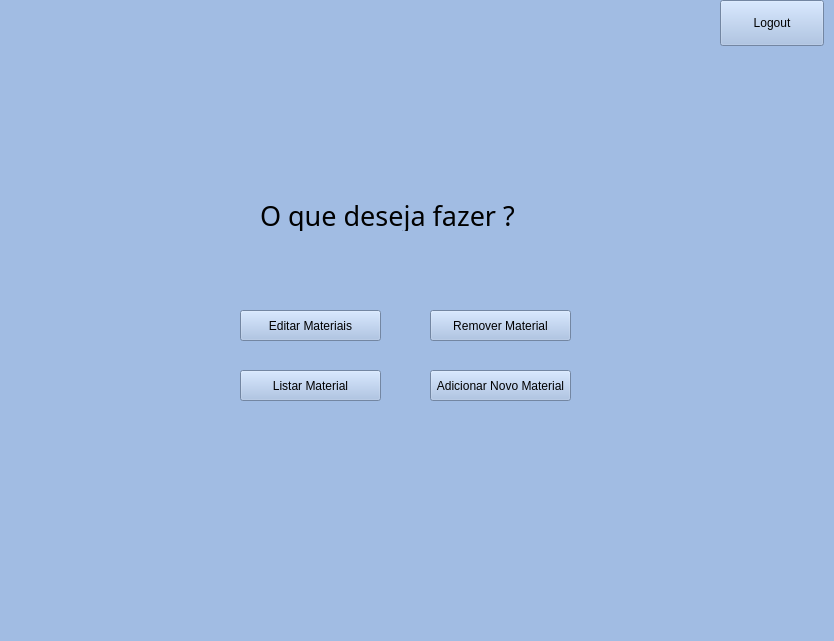
The window that SYSTEM CONTROL/menu_Principal.ui (victorkok/OPE-Oficina-Mecanica) describes before a commit, drawn with Qt 5.
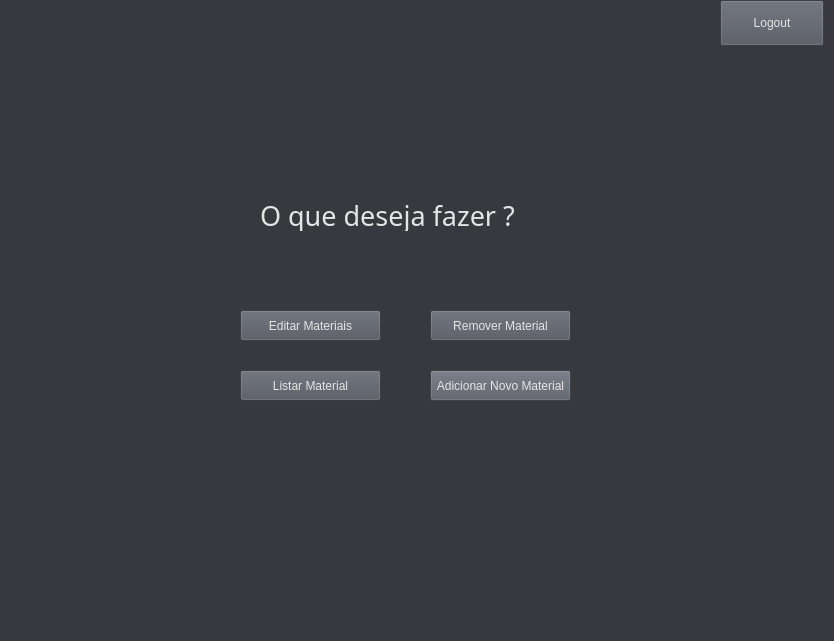
The same window after the commit.

The edit to the form file:
```diff
--- a/SYSTEM CONTROL/menu_Principal.ui
+++ b/SYSTEM CONTROL/menu_Principal.ui
@@ -19,7 +19,8 @@
    <string>MainWindow</string>
   </property>
   <property name="styleSheet">
-   <string notr="true">background-color: rgb(161, 188, 227);</string>
+   <string notr="true">background-color : rgb(55, 57, 63);
+color: rgb(229, 229, 229);</string>
   </property>
   <widget class="QWidget" name="centralwidget">
    <widget class="QLabel" name="bemVindo">
@@ -37,6 +38,9 @@
       <pointsize>16</pointsize>
      </font>
     </property>
+    <property name="styleSheet">
+     <string notr="true">color: rgb(240, 240, 240);</string>
+    </property>
     <property name="text">
      <string/>
     </property>
@@ -70,7 +74,7 @@
      </rect>
     </property>
     <property name="styleSheet">
-     <string notr="true">color: rgb(0, 0, 0);</string>
+     <string notr="true">background-color: rgb(81, 85, 94);</string>
     </property>
     <property name="text">
      <string>Editar Materiais</string>
@@ -86,7 +90,7 @@
      </rect>
     </property>
     <property name="styleSheet">
-     <string notr="true">color: rgb(0, 0, 0);</string>
+     <string notr="true">background-color: rgb(81, 85, 94);</string>
     </property>
     <property name="text">
      <string>Remover Material</string>
@@ -102,7 +106,7 @@
      </rect>
     </property>
     <property name="styleSheet">
-     <string notr="true">color: rgb(0, 0, 0);</string>
+     <string notr="true">background-color: rgb(81, 85, 94);</string>
     </property>
     <property name="text">
      <string>Listar Material</string>
@@ -118,7 +122,7 @@
      </rect>
     </property>
     <property name="styleSheet">
-     <string notr="true">color: rgb(0, 0, 0);</string>
+     <string notr="true">background-color: rgb(88, 92, 102);</string>
     </property>
     <property name="text">
      <string>Adicionar Novo Material</string>
@@ -144,6 +148,9 @@
       <pointsize>9</pointsize>
      </font>
     </property>
+    <property name="styleSheet">
+     <string notr="true">background-color: rgb(81, 85, 94);</string>
+    </property>
     <property name="text">
      <string>Logout</string>
     </property>
```
